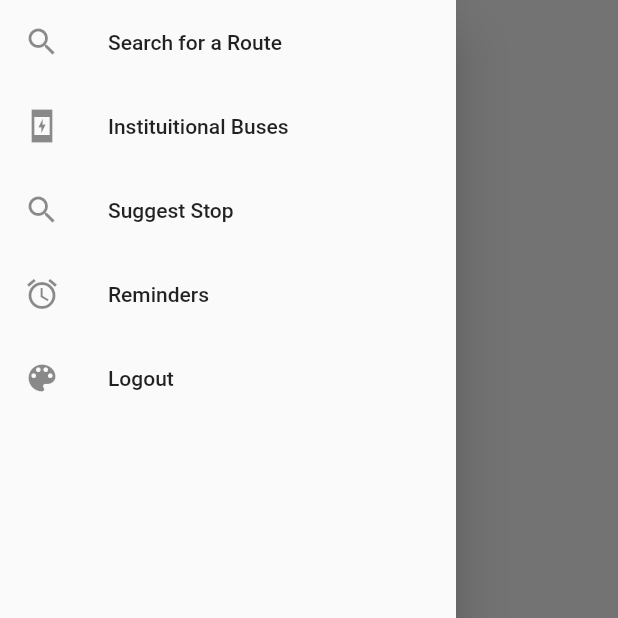
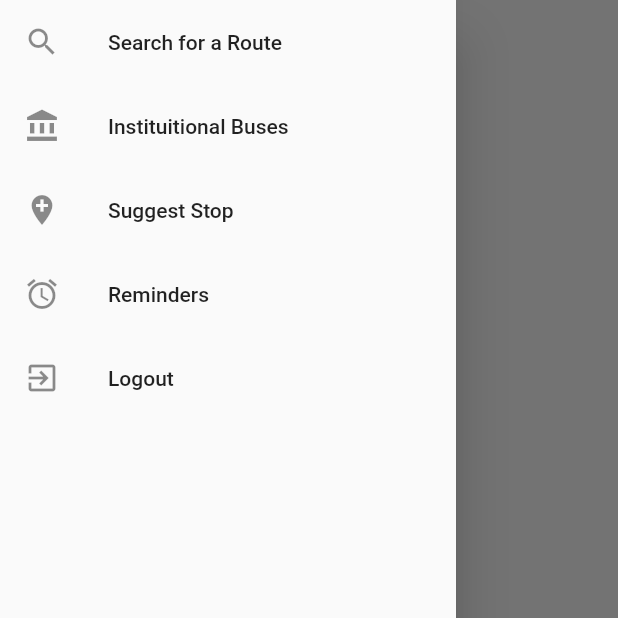
Before and after one commit to hemanthkumar17/PinMyBus, a Flutter app: the HomePage screen opened by its route, with the side drawer open, on a phone screen of 412 x 824 dp, the top half of it. Run offline on Flutter 3.47's test engine with Material 2 defaults, Android fonts, the phone set to English and light mode, and no system bars; our stand-ins replace avatar_glow, cloud_functions, firebase_auth, firebase_database, flutter_datetime_picker, flutter_local_notifications and 6 more; missing offline and left inert: flutter_facebook_login; accounts and stored records are empty.

```diff
--- a/lib/pages/homepage.dart
+++ b/lib/pages/homepage.dart
@@ -7,18 +7,16 @@ import 'package:pinmybus/models/globals.dart';
 
 import 'package:pinmybus/widgets/homewidget.dart';
 
-
 class HomePage extends StatefulWidget {
   @override
   HomePageState createState() => HomePageState();
 }
 
 class HomePageState extends State<HomePage> {
-
-
   GlobalKey<ScaffoldState> _scaffoldKey = GlobalKey<ScaffoldState>();
 
-  Widget _buildGoogleMap(BuildContext context, LatLng locationData, Completer<GoogleMapController> _controller) {
+  Widget _buildGoogleMap(BuildContext context, LatLng locationData,
+      Completer<GoogleMapController> _controller) {
     Set<Marker> markerStops = {};
     for (var stop in stopsComplete) {
       markerStops.add(
@@ -52,7 +50,7 @@ class HomePageState extends State<HomePage> {
         initialCameraPosition: CameraPosition(target: locationData, zoom: 15),
         markers: markerStops,
         onMapCreated: (GoogleMapController controller) {
-            _controller.complete(controller);
+          _controller.complete(controller);
         },
       ),
     );
@@ -60,8 +58,7 @@ class HomePageState extends State<HomePage> {
 
   @override
   Widget build(BuildContext context) {
-  Completer<GoogleMapController> _controller = Completer();
-
+    Completer<GoogleMapController> _controller = Completer();
 
     return WillPopScope(
         child: Scaffold(
@@ -84,14 +81,14 @@ class HomePageState extends State<HomePage> {
                   },
                 ),
                 ListTile(
-                  leading: Icon(IconData(59471, fontFamily: 'MaterialIcons')),
+                  leading: Icon(Icons.account_balance),
                   title: Text('Instituitional Buses'),
                   onTap: () {
                     Navigator.pushNamed(context, '/insti');
                   },
                 ),
                 ListTile(
-                  leading: Icon(IconData(58727, fontFamily: 'MaterialIcons')),
+                  leading: Icon(Icons.add_location),
                   title: Text('Suggest Stop'),
                   onTap: () {
                     Navigator.pushNamed(context, '/suggest');
@@ -105,7 +102,7 @@ class HomePageState extends State<HomePage> {
                   },
                 ),
                 ListTile(
-                  leading: Icon(IconData(59513, fontFamily: 'MaterialIcons')),
+                  leading: Icon(Icons.exit_to_app),
                   title: Text('Logout'),
                   onTap: () {
                     // _signOut();
@@ -162,7 +159,8 @@ class HomePageState extends State<HomePage> {
                         children = <Widget>[
                           Stack(
                             children: <Widget>[
-                              _buildGoogleMap(context, snapshot.data, _controller),
+                              _buildGoogleMap(
+                                  context, snapshot.data, _controller),
                               HomeStackWidget(_controller, _scaffoldKey),
                             ],
                           )
--- a/pubspec.yaml
+++ b/pubspec.yaml
@@ -34,6 +34,7 @@ dependencies:
   location: ^3.0.0
   sliding_up_panel: ^1.0.2
   google_sign_in: ^4.4.6
+  flutter_facebook_login: ^1.2.0
 
   flutter_local_notifications: ^1.4.4+1
   flutter_datetime_picker: ^1.3.8
```
Also changed, not shown: lib/pages/login.dart (+38 -1 lines), pubspec.lock, 5 other files.
